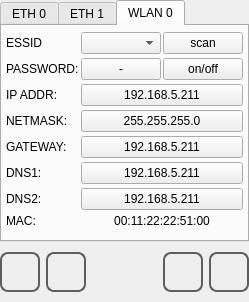
The window that qt_library/ATCMsystem/net_conf.ui (MECTsrl/mect_plugins) describes before a commit, drawn with Qt 5.
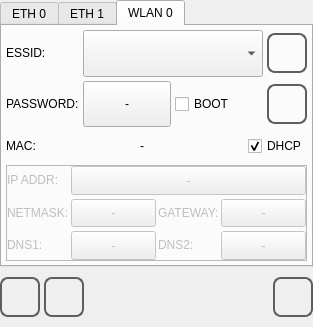
The same window after the commit. Icons and pictures are not drawn.

Commit message: - add systemicons.qrc into the library - put the navigation button in the same way everywhere - put status message into store and trend windows - fix net_conf page

The edit to the form file:
```diff
--- a/qt_library/ATCMsystem/net_conf.ui
+++ b/qt_library/ATCMsystem/net_conf.ui
@@ -6,12 +6,12 @@
    <rect>
     <x>0</x>
     <y>0</y>
-    <width>246</width>
-    <height>302</height>
+    <width>313</width>
+    <height>327</height>
    </rect>
   </property>
   <property name="sizePolicy">
-   <sizepolicy hsizetype="MinimumExpanding" vsizetype="MinimumExpanding">
+   <sizepolicy hsizetype="Expanding" vsizetype="Expanding">
     <horstretch>0</horstretch>
     <verstretch>0</verstretch>
    </sizepolicy>
@@ -34,7 +34,7 @@
    <item>
     <widget class="QTabWidget" name="tabWidget">
      <property name="sizePolicy">
-      <sizepolicy hsizetype="MinimumExpanding" vsizetype="MinimumExpanding">
+      <sizepolicy hsizetype="Expanding" vsizetype="Expanding">
        <horstretch>0</horstretch>
        <verstretch>0</verstretch>
       </sizepolicy>
@@ -77,79 +77,16 @@
       <attribute name="title">
        <string>ETH 0</string>
       </attribute>
-      <layout class="QGridLayout" name="gridLayout">
+      <layout class="QVBoxLayout" name="verticalLayout_2">
+       <property name="spacing">
+        <number>0</number>
+       </property>
        <property name="margin">
         <number>4</number>
        </property>
-       <property name="spacing">
-        <number>2</number>
-       </property>
-       <item row="0" column="0">
-        <widget class="QLabel" name="label_eth0_IP">
-         <property name="sizePolicy">
-          <sizepolicy hsizetype="Minimum" vsizetype="Fixed">
-           <horstretch>0</horstretch>
-           <verstretch>0</verstretch>
-          </sizepolicy>
-         </property>
-         <property name="text">
-          <string>IP ADDR:</string>
-         </property>
-        </widget>
-       </item>
-       <item row="1" column="0">
-        <widget class="QLabel" name="label_eth0_NM">
-         <property name="sizePolicy">
-          <sizepolicy hsizetype="Minimum" vsizetype="Fixed">
-           <horstretch>0</horstretch>
-           <verstretch>0</verstretch>
-          </sizepolicy>
-         </property>
-         <property name="text">
-          <string>NETMASK:</string>
-         </property>
-        </widget>
-       </item>
-       <item row="2" column="0">
-        <widget class="QLabel" name="label_eth0_GW">
-         <property name="sizePolicy">
-          <sizepolicy hsizetype="Minimum" vsizetype="Fixed">
-           <horstretch>0</horstretch>
-           <verstretch>0</verstretch>
-          </sizepolicy>
-         </property>
-         <property name="text">
-          <string>GATEWAY:</string>
-         </property>
-        </widget>
-       </item>
-       <item row="3" column="0">
-        <widget class="QLabel" name="label_eth0_DNS1">
-         <property name="sizePolicy">
-          <sizepolicy hsizetype="Minimum" vsizetype="Fixed">
-           <horstretch>0</horstretch>
-           <verstretch>0</verstretch>
-          </sizepolicy>
-         </property>
-         <property name="text">
-          <string>DNS1:</string>
-         </property>
-        </widget>
-       </item>
-       <item row="5" column="0">
-        <widget class="QLabel" name="label_eth0_DNS2">
-         <property name="sizePolicy">
-          <sizepolicy hsizetype="Minimum" vsizetype="Fixed">
-           <horstretch>0</horstretch>
-           <verstretch>0</verstretch>
-          </sizepolicy>
-         </property>
-         <property name="text">
-          <string>DNS2:</string>
-         </property>
-        </widget>
-       </item>
-       <item row="6" column="0">
+       <item>
+        <layout class="QHBoxLayout" name="horizontalLayout_4">
+         <item>
         <widget class="QLabel" name="label_eth0_MACtxt">
          <property name="sizePolicy">
           <sizepolicy hsizetype="Minimum" vsizetype="Fixed">
@@ -162,85 +99,192 @@
          </property>
         </widget>
        </item>
+         <item>
+          <widget class="QLabel" name="label_eth0_MAC">
+           <property name="sizePolicy">
+            <sizepolicy hsizetype="MinimumExpanding" vsizetype="Fixed">
+             <horstretch>0</horstretch>
+             <verstretch>0</verstretch>
+            </sizepolicy>
+           </property>
+           <property name="text">
+            <string>-</string>
+           </property>
+           <property name="alignment">
+            <set>Qt::AlignCenter</set>
+           </property>
+          </widget>
+         </item>
+         <item>
+          <widget class="QCheckBox" name="checkBox_eth0_DHCP">
+           <property name="sizePolicy">
+            <sizepolicy hsizetype="Fixed" vsizetype="Fixed">
+             <horstretch>0</horstretch>
+             <verstretch>0</verstretch>
+            </sizepolicy>
+           </property>
+           <property name="minimumSize">
+            <size>
+             <width>0</width>
+             <height>30</height>
+            </size>
+           </property>
+           <property name="text">
+            <string>DHCP</string>
+           </property>
+          </widget>
+         </item>
+        </layout>
+       </item>
+       <item>
+        <widget class="QFrame" name="frame_eth0">
+         <property name="frameShape">
+          <enum>QFrame::StyledPanel</enum>
+         </property>
+         <property name="frameShadow">
+          <enum>QFrame::Raised</enum>
+         </property>
+         <layout class="QGridLayout" name="gridLayout">
+          <property name="horizontalSpacing">
+           <number>2</number>
+          </property>
+          <property name="verticalSpacing">
+           <number>4</number>
+          </property>
+          <property name="margin">
+           <number>0</number>
+          </property>
        <item row="5" column="1">
         <widget class="QPushButton" name="pushButton_eth0_DNS2">
          <property name="sizePolicy">
-          <sizepolicy hsizetype="MinimumExpanding" vsizetype="Fixed">
+             <sizepolicy hsizetype="MinimumExpanding" vsizetype="MinimumExpanding">
            <horstretch>0</horstretch>
            <verstretch>0</verstretch>
           </sizepolicy>
          </property>
          <property name="text">
-          <string>192.168.5.211</string>
+             <string>-</string>
          </property>
         </widget>
        </item>
-       <item row="3" column="1">
+          <item row="5" column="0">
+           <widget class="QLabel" name="label_eth0_DNS2">
+            <property name="sizePolicy">
+             <sizepolicy hsizetype="Minimum" vsizetype="Fixed">
+              <horstretch>0</horstretch>
+              <verstretch>0</verstretch>
+             </sizepolicy>
+            </property>
+            <property name="text">
+             <string>DNS2:</string>
+            </property>
+           </widget>
+          </item>
+          <item row="4" column="1">
         <widget class="QPushButton" name="pushButton_eth0_DNS1">
          <property name="sizePolicy">
-          <sizepolicy hsizetype="MinimumExpanding" vsizetype="Fixed">
+             <sizepolicy hsizetype="MinimumExpanding" vsizetype="MinimumExpanding">
            <horstretch>0</horstretch>
            <verstretch>0</verstretch>
           </sizepolicy>
          </property>
          <property name="text">
-          <string>192.168.5.211</string>
+             <string>-</string>
          </property>
         </widget>
        </item>
-       <item row="2" column="1">
+          <item row="3" column="1">
         <widget class="QPushButton" name="pushButton_eth0_GW">
          <property name="sizePolicy">
-          <sizepolicy hsizetype="MinimumExpanding" vsizetype="Fixed">
+             <sizepolicy hsizetype="MinimumExpanding" vsizetype="MinimumExpanding">
            <horstretch>0</horstretch>
            <verstretch>0</verstretch>
           </sizepolicy>
          </property>
          <property name="text">
-          <string>192.168.5.211</string>
+             <string>-</string>
+            </property>
+           </widget>
+          </item>
+          <item row="2" column="0">
+           <widget class="QLabel" name="label_eth0_NM">
+            <property name="sizePolicy">
+             <sizepolicy hsizetype="Minimum" vsizetype="Fixed">
+              <horstretch>0</horstretch>
+              <verstretch>0</verstretch>
+             </sizepolicy>
+            </property>
+            <property name="text">
+             <string>NETMASK:</string>
+            </property>
+           </widget>
+          </item>
+          <item row="3" column="0">
+           <widget class="QLabel" name="label_eth0_GW">
+            <property name="sizePolicy">
+             <sizepolicy hsizetype="Minimum" vsizetype="Fixed">
+              <horstretch>0</horstretch>
+              <verstretch>0</verstretch>
+             </sizepolicy>
+            </property>
+            <property name="text">
+             <string>GATEWAY:</string>
+            </property>
+           </widget>
+          </item>
+          <item row="1" column="0">
+           <widget class="QLabel" name="label_eth0_IP">
+            <property name="sizePolicy">
+             <sizepolicy hsizetype="Minimum" vsizetype="Fixed">
+              <horstretch>0</horstretch>
+              <verstretch>0</verstretch>
+             </sizepolicy>
+            </property>
+            <property name="text">
+             <string>IP ADDR:</string>
          </property>
         </widget>
        </item>
        <item row="1" column="1">
-        <widget class="QPushButton" name="pushButton_eth0_NM">
-         <property name="sizePolicy">
-          <sizepolicy hsizetype="MinimumExpanding" vsizetype="Fixed">
-           <horstretch>0</horstretch>
-           <verstretch>0</verstretch>
-          </sizepolicy>
-         </property>
-         <property name="text">
-          <string>255.255.255.0</string>
-         </property>
-        </widget>
-       </item>
-       <item row="0" column="1">
         <widget class="QPushButton" name="pushButton_eth0_IP">
          <property name="sizePolicy">
-          <sizepolicy hsizetype="MinimumExpanding" vsizetype="Fixed">
+             <sizepolicy hsizetype="MinimumExpanding" vsizetype="MinimumExpanding">
            <horstretch>0</horstretch>
            <verstretch>0</verstretch>
           </sizepolicy>
          </property>
          <property name="text">
-          <string>192.168.5.211</string>
+             <string>-</string>
          </property>
         </widget>
        </item>
-       <item row="6" column="1">
-        <widget class="QLabel" name="label_eth0_MAC">
+          <item row="2" column="1">
+           <widget class="QPushButton" name="pushButton_eth0_NM">
          <property name="sizePolicy">
-          <sizepolicy hsizetype="MinimumExpanding" vsizetype="Fixed">
+             <sizepolicy hsizetype="MinimumExpanding" vsizetype="MinimumExpanding">
            <horstretch>0</horstretch>
            <verstretch>0</verstretch>
           </sizepolicy>
          </property>
          <property name="text">
-          <string>00:11:22:22:51:00</string>
-         </property>
-         <property name="alignment">
-          <set>Qt::AlignCenter</set>
-         </property>
+             <string>-</string>
+            </property>
+           </widget>
+          </item>
+          <item row="4" column="0">
+           <widget class="QLabel" name="label_eth0_DNS1">
+            <property name="sizePolicy">
+             <sizepolicy hsizetype="Minimum" vsizetype="Fixed">
+              <horstretch>0</horstretch>
+              <verstretch>0</verstretch>
+             </sizepolicy>
+            </property>
+            <property name="text">
+             <string>DNS1:</string>
+            </property>
+           </widget>
+          </item>
+         </layout>
         </widget>
        </item>
       </layout>
@@ -249,15 +293,20 @@
       <attribute name="title">
        <string>ETH 1</string>
       </attribute>
-      <layout class="QGridLayout" name="gridLayout_3">
+      <layout class="QVBoxLayout" name="verticalLayout_3">
+       <property name="spacing">
+        <number>0</number>
+       </property>
        <property name="margin">
         <number>4</number>
        </property>
+       <item>
+        <layout class="QHBoxLayout" name="horizontalLayout">
        <property name="spacing">
         <number>2</number>
        </property>
-       <item row="0" column="0">
-        <widget class="QLabel" name="label_eth1_IP">
+         <item>
+          <widget class="QLabel" name="label_eth1_MACtxt">
          <property name="sizePolicy">
           <sizepolicy hsizetype="Minimum" vsizetype="Fixed">
            <horstretch>0</horstretch>
@@ -265,12 +314,12 @@
           </sizepolicy>
          </property>
          <property name="text">
-          <string>IP ADDR:</string>
+            <string>MAC:</string>
          </property>
         </widget>
        </item>
-       <item row="0" column="1">
-        <widget class="QPushButton" name="pushButton_eth1_IP">
+         <item>
+          <widget class="QLabel" name="label_eth1_MAC">
          <property name="sizePolicy">
           <sizepolicy hsizetype="MinimumExpanding" vsizetype="Fixed">
            <horstretch>0</horstretch>
@@ -278,63 +327,66 @@
           </sizepolicy>
          </property>
          <property name="text">
-          <string>192.168.5.211</string>
-         </property>
-        </widget>
-       </item>
-       <item row="1" column="0">
-        <widget class="QLabel" name="label_eth1_NM">
+            <string>-</string>
+           </property>
+           <property name="alignment">
+            <set>Qt::AlignCenter</set>
+           </property>
+          </widget>
+         </item>
+         <item>
+          <widget class="QCheckBox" name="checkBox_eth1_DHCP">
          <property name="sizePolicy">
-          <sizepolicy hsizetype="Minimum" vsizetype="Fixed">
+            <sizepolicy hsizetype="Fixed" vsizetype="Fixed">
            <horstretch>0</horstretch>
            <verstretch>0</verstretch>
           </sizepolicy>
          </property>
+           <property name="minimumSize">
+            <size>
+             <width>0</width>
+             <height>30</height>
+            </size>
+           </property>
          <property name="text">
-          <string>NETMASK:</string>
+            <string>DHCP</string>
          </property>
         </widget>
        </item>
-       <item row="1" column="1">
-        <widget class="QPushButton" name="pushButton_eth1_NM">
-         <property name="sizePolicy">
-          <sizepolicy hsizetype="MinimumExpanding" vsizetype="Fixed">
-           <horstretch>0</horstretch>
-           <verstretch>0</verstretch>
-          </sizepolicy>
+        </layout>
+       </item>
+       <item>
+        <widget class="QFrame" name="frame_eth1">
+         <property name="frameShape">
+          <enum>QFrame::StyledPanel</enum>
          </property>
-         <property name="text">
-          <string>255.255.255.0</string>
+         <property name="frameShadow">
+          <enum>QFrame::Raised</enum>
          </property>
-        </widget>
-       </item>
-       <item row="2" column="0">
-        <widget class="QLabel" name="label_eth1_GW">
-         <property name="sizePolicy">
-          <sizepolicy hsizetype="Minimum" vsizetype="Fixed">
-           <horstretch>0</horstretch>
-           <verstretch>0</verstretch>
-          </sizepolicy>
-         </property>
-         <property name="text">
-          <string>GATEWAY:</string>
-         </property>
-        </widget>
-       </item>
-       <item row="2" column="1">
-        <widget class="QPushButton" name="pushButton_eth1_GW">
+         <layout class="QGridLayout" name="gridLayout_2">
+          <property name="horizontalSpacing">
+           <number>2</number>
+          </property>
+          <property name="verticalSpacing">
+           <number>4</number>
+          </property>
+          <property name="margin">
+           <number>0</number>
+          </property>
+          <item row="5" column="1">
+           <widget class="QPushButton" name="pushButton_eth1_DNS2">
          <property name="sizePolicy">
-          <sizepolicy hsizetype="MinimumExpanding" vsizetype="Fixed">
+             <sizepolicy hsizetype="MinimumExpanding" vsizetype="MinimumExpanding">
            <horstretch>0</horstretch>
            <verstretch>0</verstretch>
           </sizepolicy>
          </property>
          <property name="text">
-          <string>192.168.5.211</string>
+             <string>-</string>
          </property>
         </widget>
        </item>
-       <item row="3" column="0">
+          <item row="4" column="0">
         <widget class="QLabel" name="label_eth1_DNS1">
          <property name="sizePolicy">
           <sizepolicy hsizetype="Minimum" vsizetype="Fixed">
@@ -347,20 +399,46 @@
          </property>
         </widget>
        </item>
-       <item row="3" column="1">
+          <item row="1" column="1">
+           <widget class="QPushButton" name="pushButton_eth1_IP">
+            <property name="sizePolicy">
+             <sizepolicy hsizetype="MinimumExpanding" vsizetype="MinimumExpanding">
+              <horstretch>0</horstretch>
+              <verstretch>0</verstretch>
+             </sizepolicy>
+            </property>
+            <property name="text">
+             <string>-</string>
+            </property>
+           </widget>
+          </item>
+          <item row="4" column="1">
         <widget class="QPushButton" name="pushButton_eth1_DNS1">
          <property name="sizePolicy">
-          <sizepolicy hsizetype="MinimumExpanding" vsizetype="Fixed">
+             <sizepolicy hsizetype="MinimumExpanding" vsizetype="MinimumExpanding">
            <horstretch>0</horstretch>
            <verstretch>0</verstretch>
           </sizepolicy>
          </property>
          <property name="text">
-          <string>192.168.5.211</string>
+             <string>-</string>
          </property>
         </widget>
        </item>
-       <item row="4" column="0">
+          <item row="3" column="0">
+           <widget class="QLabel" name="label_eth1_GW">
+            <property name="sizePolicy">
+             <sizepolicy hsizetype="Minimum" vsizetype="Fixed">
+              <horstretch>0</horstretch>
+              <verstretch>0</verstretch>
+             </sizepolicy>
+            </property>
+            <property name="text">
+             <string>GATEWAY:</string>
+            </property>
+           </widget>
+          </item>
+          <item row="5" column="0">
         <widget class="QLabel" name="label_eth1_DNS2">
          <property name="sizePolicy">
           <sizepolicy hsizetype="Minimum" vsizetype="Fixed">
@@ -373,46 +451,59 @@
          </property>
         </widget>
        </item>
-       <item row="4" column="1">
-        <widget class="QPushButton" name="pushButton_eth1_DNS2">
+          <item row="1" column="0">
+           <widget class="QLabel" name="label_eth1_IP">
          <property name="sizePolicy">
-          <sizepolicy hsizetype="MinimumExpanding" vsizetype="Fixed">
+             <sizepolicy hsizetype="Minimum" vsizetype="Fixed">
            <horstretch>0</horstretch>
            <verstretch>0</verstretch>
           </sizepolicy>
          </property>
          <property name="text">
-          <string>192.168.5.211</string>
+             <string>IP ADDR:</string>
          </property>
         </widget>
        </item>
-       <item row="5" column="0">
-        <widget class="QLabel" name="label_eth1_MACtxt">
+          <item row="2" column="1">
+           <widget class="QPushButton" name="pushButton_eth1_NM">
          <property name="sizePolicy">
-          <sizepolicy hsizetype="Minimum" vsizetype="Fixed">
+             <sizepolicy hsizetype="MinimumExpanding" vsizetype="MinimumExpanding">
            <horstretch>0</horstretch>
            <verstretch>0</verstretch>
           </sizepolicy>
          </property>
          <property name="text">
-          <string>MAC:</string>
+             <string>-</string>
          </property>
         </widget>
        </item>
-       <item row="5" column="1">
-        <widget class="QLabel" name="label_eth1_MAC">
+          <item row="2" column="0">
+           <widget class="QLabel" name="label_eth1_NM">
          <property name="sizePolicy">
-          <sizepolicy hsizetype="MinimumExpanding" vsizetype="Fixed">
+             <sizepolicy hsizetype="Minimum" vsizetype="Fixed">
            <horstretch>0</horstretch>
            <verstretch>0</verstretch>
           </sizepolicy>
          </property>
          <property name="text">
-          <string>00:11:22:22:51:00</string>
-         </property>
-         <property name="alignment">
-          <set>Qt::AlignCenter</set>
-         </property>
+             <string>NETMASK:</string>
+            </property>
+           </widget>
+          </item>
+          <item row="3" column="1">
+           <widget class="QPushButton" name="pushButton_eth1_GW">
+            <property name="sizePolicy">
+             <sizepolicy hsizetype="MinimumExpanding" vsizetype="MinimumExpanding">
+              <horstretch>0</horstretch>
+              <verstretch>0</verstretch>
+             </sizepolicy>
+            </property>
+            <property name="text">
+             <string>-</string>
+            </property>
+           </widget>
+          </item>
+         </layout>
         </widget>
        </item>
       </layout>
@@ -421,15 +512,17 @@
       <attribute name="title">
        <string>WLAN 0</string>
       </attribute>
+      <layout class="QVBoxLayout" name="verticalLayout_4">
+       <property name="spacing">
+        <number>4</number>
+       </property>
+       <property name="margin">
+        <number>4</number>
+       </property>
+       <item>
       <layout class="QGridLayout" name="gridLayout_4">
-       <property name="margin">
-        <number>4</number>
-       </property>
-       <property name="spacing">
-        <number>2</number>
-       </property>
-       <item row="5" column="0">
-        <widget class="QLabel" name="label_wlan0_DNS1">
+         <item row="0" column="0">
+          <widget class="QLabel" name="label_wlan0_essid">
          <property name="sizePolicy">
           <sizepolicy hsizetype="Minimum" vsizetype="Fixed">
            <horstretch>0</horstretch>
@@ -437,46 +530,62 @@
           </sizepolicy>
          </property>
          <property name="text">
-          <string>DNS1:</string>
+            <string>ESSID:</string>
          </property>
         </widget>
        </item>
-       <item row="2" column="1" colspan="2">
-        <widget class="QPushButton" name="pushButton_wlan0_IP">
+         <item row="0" column="1" colspan="2">
+          <widget class="QComboBox" name="comboBox_wlan0_essid">
          <property name="sizePolicy">
-          <sizepolicy hsizetype="MinimumExpanding" vsizetype="Fixed">
+            <sizepolicy hsizetype="Expanding" vsizetype="MinimumExpanding">
            <horstretch>0</horstretch>
            <verstretch>0</verstretch>
           </sizepolicy>
          </property>
-         <property name="text">
-          <string>192.168.5.211</string>
-         </property>
-        </widget>
-       </item>
-       <item row="3" column="0">
-        <widget class="QLabel" name="label_wlan0_NM">
+          </widget>
+         </item>
+         <item row="0" column="3">
+          <widget class="QPushButton" name="pushButton_wlan0_scan">
          <property name="sizePolicy">
-          <sizepolicy hsizetype="Minimum" vsizetype="Fixed">
+            <sizepolicy hsizetype="MinimumExpanding" vsizetype="MinimumExpanding">
            <horstretch>0</horstretch>
            <verstretch>0</verstretch>
           </sizepolicy>
          </property>
-         <property name="text">
-          <string>NETMASK:</string>
-         </property>
-        </widget>
-       </item>
-       <item row="3" column="1" colspan="2">
-        <widget class="QPushButton" name="pushButton_wlan0_NM">
-         <property name="sizePolicy">
-          <sizepolicy hsizetype="MinimumExpanding" vsizetype="Fixed">
-           <horstretch>0</horstretch>
-           <verstretch>0</verstretch>
-          </sizepolicy>
-         </property>
+           <property name="minimumSize">
+            <size>
+             <width>40</width>
+             <height>40</height>
+            </size>
+           </property>
+           <property name="maximumSize">
+            <size>
+             <width>40</width>
+             <height>40</height>
+            </size>
+           </property>
+           <property name="styleSheet">
+            <string notr="true">QPushButton
+{
+border: 2px solid  rgb(94, 94, 94);
+border-radius: 8px;
+qproperty-icon: url(:/systemicons/img/Sync.png);
+qproperty-iconSize: 24px 24px;
+qproperty-focusPolicy: NoFocus;
+}
+QPushButton:pressed
+{
+border: 2px solid  rgb(194, 194, 194);
+background-color:  rgb(255, 255, 127);
+}
+QPushButton:disabled
+{
+border: 2px solid  rgb(194, 194, 194);
+}
+</string>
+           </property>
          <property name="text">
-          <string>255.255.255.0</string>
+            <string/>
          </property>
         </widget>
        </item>
@@ -496,7 +605,7 @@
        <item row="1" column="1">
         <widget class="QPushButton" name="pushButton_wlan0_pwd">
          <property name="sizePolicy">
-          <sizepolicy hsizetype="MinimumExpanding" vsizetype="Fixed">
+            <sizepolicy hsizetype="Expanding" vsizetype="MinimumExpanding">
            <horstretch>0</horstretch>
            <verstretch>0</verstretch>
           </sizepolicy>
@@ -506,117 +615,216 @@
          </property>
         </widget>
        </item>
-       <item row="2" column="0">
-        <widget class="QLabel" name="label_wlan0_IP">
-         <property name="sizePolicy">
-          <sizepolicy hsizetype="Minimum" vsizetype="Fixed">
-           <horstretch>0</horstretch>
-           <verstretch>0</verstretch>
-          </sizepolicy>
-         </property>
-         <property name="text">
-          <string>IP ADDR:</string>
-         </property>
-        </widget>
-       </item>
-       <item row="4" column="1" colspan="2">
-        <widget class="QPushButton" name="pushButton_wlan0_GW">
-         <property name="sizePolicy">
-          <sizepolicy hsizetype="MinimumExpanding" vsizetype="Fixed">
-           <horstretch>0</horstretch>
-           <verstretch>0</verstretch>
-          </sizepolicy>
-         </property>
-         <property name="text">
-          <string>192.168.5.211</string>
-         </property>
-        </widget>
-       </item>
-       <item row="4" column="0">
-        <widget class="QLabel" name="label_wlan0_GW">
-         <property name="sizePolicy">
-          <sizepolicy hsizetype="Minimum" vsizetype="Fixed">
-           <horstretch>0</horstretch>
-           <verstretch>0</verstretch>
-          </sizepolicy>
-         </property>
-         <property name="text">
-          <string>GATEWAY:</string>
-         </property>
-        </widget>
-       </item>
-       <item row="0" column="0">
-        <widget class="QLabel" name="label_wlan0_essid">
-         <property name="sizePolicy">
-          <sizepolicy hsizetype="Minimum" vsizetype="Fixed">
-           <horstretch>0</horstretch>
-           <verstretch>0</verstretch>
-          </sizepolicy>
-         </property>
-         <property name="text">
-          <string>ESSID</string>
-         </property>
-        </widget>
-       </item>
-       <item row="7" column="0">
-        <widget class="QLabel" name="label_wlan0_MACtxt">
-         <property name="sizePolicy">
-          <sizepolicy hsizetype="Minimum" vsizetype="Fixed">
-           <horstretch>0</horstretch>
-           <verstretch>0</verstretch>
-          </sizepolicy>
-         </property>
-         <property name="text">
-          <string>MAC:</string>
-         </property>
-        </widget>
-       </item>
-       <item row="7" column="1" colspan="2">
-        <widget class="QLabel" name="label_wlan0_MAC">
-         <property name="sizePolicy">
-          <sizepolicy hsizetype="MinimumExpanding" vsizetype="Fixed">
-           <horstretch>0</horstretch>
-           <verstretch>0</verstretch>
-          </sizepolicy>
-         </property>
-         <property name="text">
-          <string>00:11:22:22:51:00</string>
-         </property>
-         <property name="alignment">
-          <set>Qt::AlignCenter</set>
-         </property>
-        </widget>
-       </item>
-       <item row="0" column="1">
-        <widget class="QComboBox" name="comboBox_wlan0_essid">
-         <property name="sizePolicy">
-          <sizepolicy hsizetype="MinimumExpanding" vsizetype="Fixed">
-           <horstretch>0</horstretch>
-           <verstretch>0</verstretch>
-          </sizepolicy>
-         </property>
-        </widget>
-       </item>
        <item row="1" column="2">
+          <widget class="QCheckBox" name="checkBox_wlan0_BOOT">
+           <property name="sizePolicy">
+            <sizepolicy hsizetype="Expanding" vsizetype="Fixed">
+             <horstretch>0</horstretch>
+             <verstretch>0</verstretch>
+            </sizepolicy>
+           </property>
+           <property name="minimumSize">
+            <size>
+             <width>0</width>
+             <height>30</height>
+            </size>
+           </property>
+           <property name="text">
+            <string>BOOT</string>
+           </property>
+          </widget>
+         </item>
+         <item row="1" column="3">
         <widget class="QPushButton" name="pushButton_wlan0_enable">
-         <property name="sizePolicy">
-          <sizepolicy hsizetype="Minimum" vsizetype="Fixed">
-           <horstretch>0</horstretch>
-           <verstretch>0</verstretch>
-          </sizepolicy>
+           <property name="minimumSize">
+            <size>
+             <width>40</width>
+             <height>40</height>
+            </size>
+           </property>
+           <property name="maximumSize">
+            <size>
+             <width>40</width>
+             <height>40</height>
+            </size>
+           </property>
+           <property name="styleSheet">
+            <string notr="true">QPushButton
+{
+border: 2px solid  rgb(94, 94, 94);
+border-radius: 8px;
+qproperty-iconSize: 24px 24px;
+qproperty-focusPolicy: NoFocus;
+}
+QPushButton:pressed
+{
+border: 2px solid  rgb(194, 194, 194);
+background-color:  rgb(255, 255, 127);
+}
+QPushButton:disabled
+{
+border: 2px solid  rgb(194, 194, 194);
+}
+</string>
          </property>
          <property name="text">
-          <string>on/off</string>
+            <string/>
          </property>
          <property name="checkable">
+            <bool>false</bool>
+           </property>
+           <property name="checked">
+            <bool>false</bool>
+           </property>
+          </widget>
+         </item>
+        </layout>
+       </item>
+       <item>
+        <layout class="QHBoxLayout" name="horizontalLayout_5">
+         <property name="spacing">
+          <number>0</number>
+         </property>
+         <item>
+          <widget class="QLabel" name="label_wlan0_MACtxt">
+           <property name="sizePolicy">
+            <sizepolicy hsizetype="Minimum" vsizetype="Fixed">
+             <horstretch>0</horstretch>
+             <verstretch>0</verstretch>
+            </sizepolicy>
+           </property>
+           <property name="text">
+            <string>MAC:</string>
+           </property>
+          </widget>
+         </item>
+         <item>
+          <widget class="QLabel" name="label_wlan0_MAC">
+           <property name="sizePolicy">
+            <sizepolicy hsizetype="MinimumExpanding" vsizetype="Fixed">
+             <horstretch>0</horstretch>
+             <verstretch>0</verstretch>
+            </sizepolicy>
+           </property>
+           <property name="text">
+            <string>-</string>
+           </property>
+           <property name="alignment">
+            <set>Qt::AlignCenter</set>
+           </property>
+          </widget>
+         </item>
+         <item>
+          <widget class="QCheckBox" name="checkBox_wlan0_DHCP">
+           <property name="sizePolicy">
+            <sizepolicy hsizetype="Fixed" vsizetype="Fixed">
+             <horstretch>0</horstretch>
+             <verstretch>0</verstretch>
+            </sizepolicy>
+           </property>
+           <property name="minimumSize">
+            <size>
+             <width>0</width>
+             <height>30</height>
+            </size>
+           </property>
+           <property name="text">
+            <string>DHCP</string>
+           </property>
+           <property name="checked">
           <bool>true</bool>
          </property>
-         <property name="checked">
+          </widget>
+         </item>
+        </layout>
+       </item>
+       <item>
+        <widget class="QFrame" name="frame_wlan0">
+         <property name="enabled">
           <bool>false</bool>
          </property>
-        </widget>
-       </item>
-       <item row="6" column="0">
+         <property name="frameShape">
+          <enum>QFrame::StyledPanel</enum>
+         </property>
+         <property name="frameShadow">
+          <enum>QFrame::Raised</enum>
+         </property>
+         <layout class="QGridLayout" name="gridLayout_3">
+          <property name="horizontalSpacing">
+           <number>2</number>
+          </property>
+          <property name="verticalSpacing">
+           <number>4</number>
+          </property>
+          <property name="margin">
+           <number>0</number>
+          </property>
+          <item row="0" column="0">
+           <widget class="QLabel" name="label_wlan0_IP">
+            <property name="sizePolicy">
+             <sizepolicy hsizetype="Minimum" vsizetype="Fixed">
+              <horstretch>0</horstretch>
+              <verstretch>0</verstretch>
+             </sizepolicy>
+            </property>
+            <property name="text">
+             <string>IP ADDR:</string>
+            </property>
+           </widget>
+          </item>
+          <item row="3" column="0">
+           <widget class="QLabel" name="label_wlan0_DNS1">
+            <property name="sizePolicy">
+             <sizepolicy hsizetype="Minimum" vsizetype="Fixed">
+              <horstretch>0</horstretch>
+              <verstretch>0</verstretch>
+             </sizepolicy>
+            </property>
+            <property name="text">
+             <string>DNS1:</string>
+            </property>
+           </widget>
+          </item>
+          <item row="3" column="1">
+           <widget class="QPushButton" name="pushButton_wlan0_DNS1">
+            <property name="sizePolicy">
+             <sizepolicy hsizetype="MinimumExpanding" vsizetype="MinimumExpanding">
+              <horstretch>0</horstretch>
+              <verstretch>0</verstretch>
+             </sizepolicy>
+            </property>
+            <property name="text">
+             <string>-</string>
+            </property>
+           </widget>
+          </item>
+          <item row="1" column="0">
+           <widget class="QLabel" name="label_wlan0_NM">
+            <property name="sizePolicy">
+             <sizepolicy hsizetype="Minimum" vsizetype="Fixed">
+              <horstretch>0</horstretch>
+              <verstretch>0</verstretch>
+             </sizepolicy>
+            </property>
+            <property name="text">
+             <string>NETMASK:</string>
+            </property>
+           </widget>
+          </item>
+          <item row="1" column="1">
+           <widget class="QPushButton" name="pushButton_wlan0_NM">
+            <property name="sizePolicy">
+             <sizepolicy hsizetype="MinimumExpanding" vsizetype="MinimumExpanding">
+              <horstretch>0</horstretch>
+              <verstretch>0</verstretch>
+             </sizepolicy>
+            </property>
+            <property name="text">
+             <string>-</string>
+            </property>
+           </widget>
+          </item>
+          <item row="3" column="2">
         <widget class="QLabel" name="label_wlan0_DNS2">
          <property name="sizePolicy">
           <sizepolicy hsizetype="Minimum" vsizetype="Fixed">
@@ -629,43 +837,59 @@
          </property>
         </widget>
        </item>
-       <item row="0" column="2">
-        <widget class="QPushButton" name="pushButton_wlan0_scan">
-         <property name="sizePolicy">
-          <sizepolicy hsizetype="Minimum" vsizetype="Fixed">
-           <horstretch>0</horstretch>
-           <verstretch>0</verstretch>
-          </sizepolicy>
-         </property>
-         <property name="text">
-          <string>scan</string>
-         </property>
-        </widget>
-       </item>
-       <item row="6" column="1" colspan="2">
+          <item row="3" column="3">
         <widget class="QPushButton" name="pushButton_wlan0_DNS2">
          <property name="sizePolicy">
-          <sizepolicy hsizetype="MinimumExpanding" vsizetype="Fixed">
+             <sizepolicy hsizetype="MinimumExpanding" vsizetype="MinimumExpanding">
            <horstretch>0</horstretch>
            <verstretch>0</verstretch>
           </sizepolicy>
          </property>
          <property name="text">
-          <string>192.168.5.211</string>
+             <string>-</string>
          </property>
         </widget>
        </item>
-       <item row="5" column="1" colspan="2">
-        <widget class="QPushButton" name="pushButton_wlan0_DNS1">
+          <item row="1" column="2">
+           <widget class="QLabel" name="label_wlan0_GW">
          <property name="sizePolicy">
-          <sizepolicy hsizetype="MinimumExpanding" vsizetype="Fixed">
+             <sizepolicy hsizetype="Minimum" vsizetype="Fixed">
            <horstretch>0</horstretch>
            <verstretch>0</verstretch>
           </sizepolicy>
          </property>
          <property name="text">
-          <string>192.168.5.211</string>
-         </property>
+             <string>GATEWAY:</string>
+            </property>
+           </widget>
+          </item>
+          <item row="1" column="3">
+           <widget class="QPushButton" name="pushButton_wlan0_GW">
+            <property name="sizePolicy">
+             <sizepolicy hsizetype="MinimumExpanding" vsizetype="MinimumExpanding">
+              <horstretch>0</horstretch>
+              <verstretch>0</verstretch>
+             </sizepolicy>
+            </property>
+            <property name="text">
+             <string>-</string>
+            </property>
+           </widget>
+          </item>
+          <item row="0" column="1" colspan="3">
+           <widget class="QPushButton" name="pushButton_wlan0_IP">
+            <property name="sizePolicy">
+             <sizepolicy hsizetype="MinimumExpanding" vsizetype="MinimumExpanding">
+              <horstretch>0</horstretch>
+              <verstretch>0</verstretch>
+             </sizepolicy>
+            </property>
+            <property name="text">
+             <string>-</string>
+            </property>
+           </widget>
+          </item>
+         </layout>
         </widget>
        </item>
       </layout>
@@ -675,7 +899,7 @@
    <item>
     <layout class="QHBoxLayout" name="horizontalLayout_3">
      <property name="spacing">
-      <number>6</number>
+      <number>4</number>
      </property>
      <item>
       <widget class="QPushButton" name="pushButtonHome">
@@ -792,48 +1016,6 @@
        </property>
       </spacer>
      </item>
-     <item>
-      <widget class="QPushButton" name="pushButtonSave">
-       <property name="minimumSize">
-        <size>
-         <width>40</width>
-         <height>40</height>
-        </size>
-       </property>
-       <property name="maximumSize">
-        <size>
-         <width>40</width>
-         <height>40</height>
-        </size>
-       </property>
-       <property name="focusPolicy">
-        <enum>Qt::NoFocus</enum>
-       </property>
-       <property name="styleSheet">
-        <string notr="true">QPushButton
-{
-border: 2px solid  rgb(94, 94, 94);
-border-radius: 8px;
-qproperty-icon: url(:/systemicons/img/OK.png);
-qproperty-iconSize: 24px 24px;
-qproperty-focusPolicy: NoFocus;
-}
-QPushButton:pressed
-{
-border: 2px solid  rgb(194, 194, 194);
-background-color:  rgb(255, 255, 127);
-}
-QPushButton:disabled
-{
-border: 2px solid  rgb(194, 194, 194);
-}
-</string>
-       </property>
-       <property name="text">
-        <string/>
-       </property>
-      </widget>
-     </item>
      <item>
       <widget class="QPushButton" name="pushButtonSaveAll">
        <property name="minimumSize">
@@ -856,7 +1038,7 @@
 {
 border: 2px solid  rgb(94, 94, 94);
 border-radius: 8px;
-qproperty-icon: url(:/systemicons/img/Apply.png);
+qproperty-icon: url(:/systemicons/img/Save.png);
 qproperty-iconSize: 24px 24px;
 qproperty-focusPolicy: NoFocus;
 }
```
Lines whose indentation alone changed are shown as unchanged. The commit also changes 279 other files.
